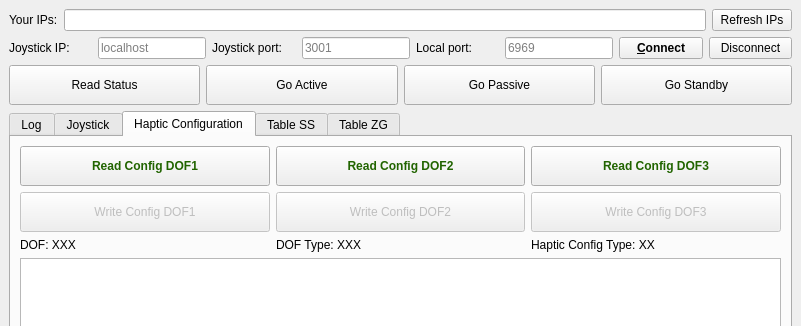
Before: the Qt Designer form src/main_window.ui in gianmaria/smarter-gui-demo, drawn with Qt 5; both pictures show x 0 to 801 and y 0 to 326 of the 801 by 655 pixel window.
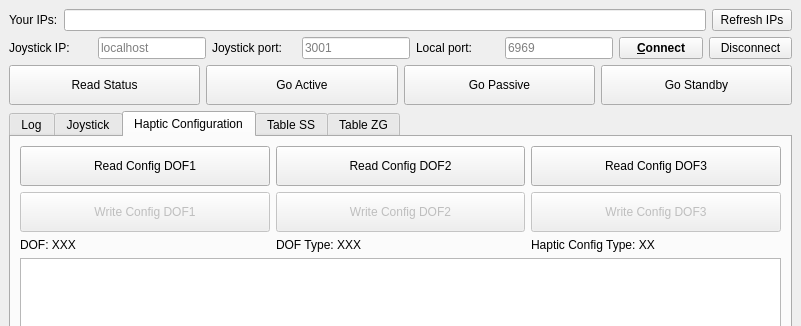
After: the same form once the commit is applied. Custom widgets are drawn as their Qt base class.

```diff
--- a/src/main_window.ui
+++ b/src/main_window.ui
@@ -552,10 +552,7 @@
              </size>
             </property>
             <property name="styleSheet">
-             <string notr="true">QPushButton {
-  color: rgb(33, 100, 0);
-  font: bold;
-}</string>
+             <string notr="true"/>
             </property>
             <property name="text">
              <string>Read Config DOF2</string>
@@ -577,10 +574,7 @@
              </size>
             </property>
             <property name="styleSheet">
-             <string notr="true">QPushButton {
-  color: rgb(33, 100, 0);
-  font: bold;
-}</string>
+             <string notr="true"/>
             </property>
             <property name="text">
              <string>Read Config DOF3</string>
@@ -602,10 +596,7 @@
              </size>
             </property>
             <property name="styleSheet">
-             <string notr="true">QPushButton {
-  color: rgb(33, 100, 0);
-  font: bold;
-}</string>
+             <string notr="true"/>
             </property>
             <property name="text">
              <string>Read Config DOF1</string>
```
Left out of the diff: 14 changed lines with no effect on the pictures.
